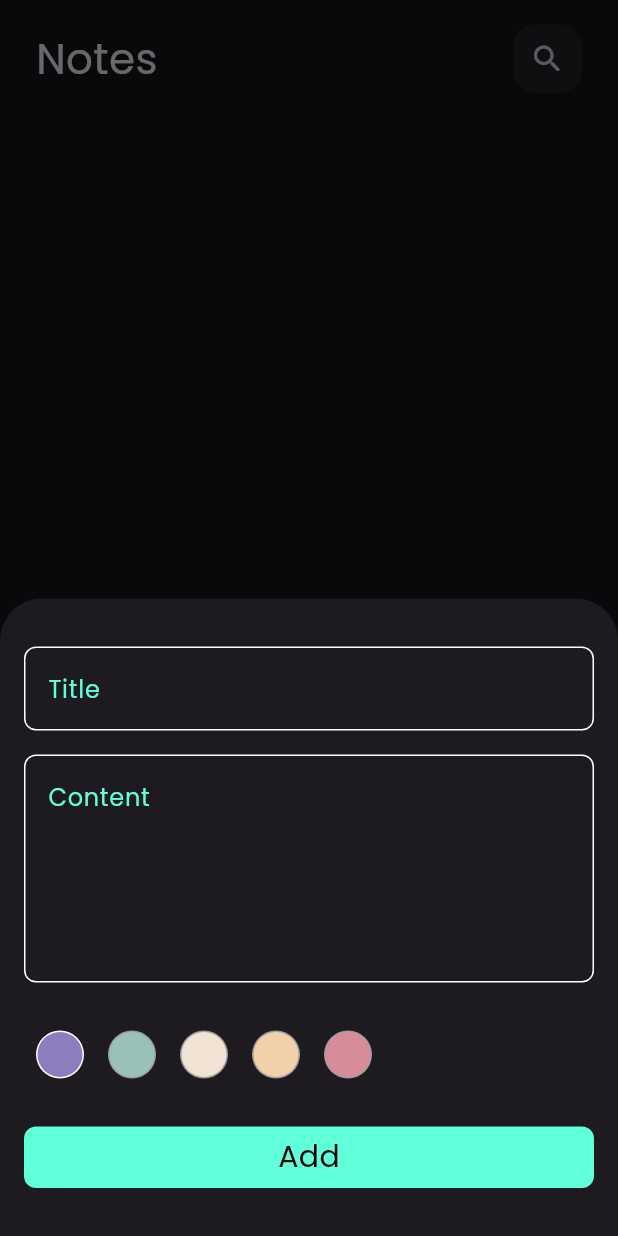
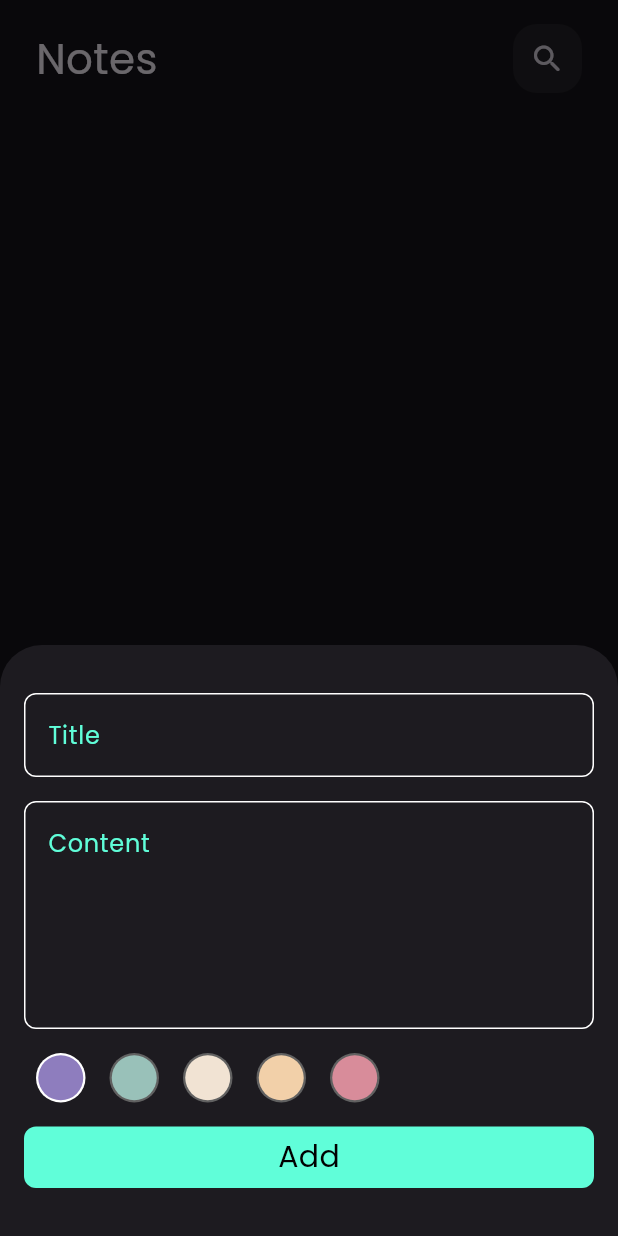
Before and after one commit to EnassKadree/notes_app, a Flutter app: the screen it shows after launch, after a tap on the "add" icon, on a phone screen of 412 x 824 dp. Run offline on Flutter 3.47's test engine with Material 3 defaults, Android fonts, the phone set to English and light mode, and no system bars; our stand-ins replace bloc, flutter_bloc, font_awesome_flutter, hive, hive_flutter; accounts and stored records are empty.

Commit message:
add note with color done

```diff
--- a/lib/cubits/add note cubit/add_note_cubit.dart
+++ b/lib/cubits/add note cubit/add_note_cubit.dart
@@ -9,12 +9,14 @@ part 'add_note_state.dart';
 class AddNoteCubit extends Cubit<AddNoteState>
 {
   AddNoteCubit() : super(AddNoteInitial());
+  Color? color;
 
   addNote(Note note) async
   {
     emit(AddNoteLoading());
     try
     {
+      note.color = color!.value;
       var notesBox = Hive.box<Note>(kNoteBox);
       await notesBox.add(note);
       emit(AddNotesSuccess());
--- a/lib/models/note.dart
+++ b/lib/models/note.dart
@@ -10,7 +10,7 @@ class Note extends HiveObject
   @HiveField(2)
   final String date;
   @HiveField(3)
-  final int color;
+  int color;
 
   Note({required this.title, required this.content, required this.date, required this.color});
 }
--- a/lib/views/widgets/colors_list_view.dart
+++ b/lib/views/widgets/colors_list_view.dart
@@ -1,5 +1,7 @@
 
 import 'package:flutter/material.dart';
+import 'package:flutter_bloc/flutter_bloc.dart';
+import 'package:ntoes_app/cubits/add%20note%20cubit/add_note_cubit.dart';
 
 class ColorsListView extends StatefulWidget
 {
@@ -24,10 +26,10 @@ class _ColorsListViewState extends State<ColorsListView>
   Widget build(BuildContext context)
   {
     return Padding(
-      padding: const EdgeInsets.symmetric(vertical: 32),
+      padding: const EdgeInsets.symmetric(vertical: 16),
       child: SizedBox
       (
-        height: 32,
+        height: 33,
         child: ListView.builder
         (
           scrollDirection: Axis.horizontal,
@@ -36,7 +38,11 @@ class _ColorsListViewState extends State<ColorsListView>
           {
             return GestureDetector
             (
-              onTap: (){ currentIndex = index; setState(() { }); },
+              onTap: ()
+              {
+                currentIndex = index; setState(() { });
+                BlocProvider.of<AddNoteCubit>(context).color = colors[index];
+              },
               child: ColorItem(isActive: currentIndex == index, color: colors[index],)
             );
           }
@@ -60,8 +66,8 @@ class ColorItem extends StatelessWidget
       padding:  const EdgeInsets.symmetric(horizontal: 8),
       child: CircleAvatar
       (
-        radius: 16,
-        backgroundColor: isActive? Colors.white : Colors.grey,
+        radius: 16.5,
+        backgroundColor: isActive? Colors.white : Colors.grey[700],
         child: CircleAvatar
         (
           radius: 15,
```
